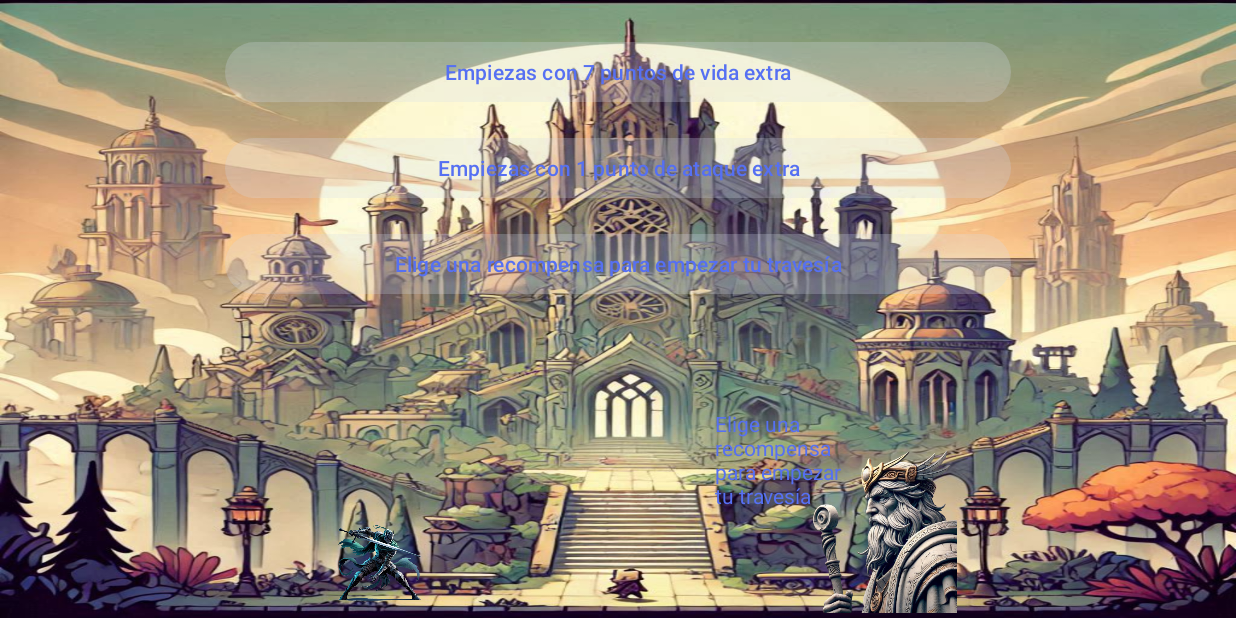
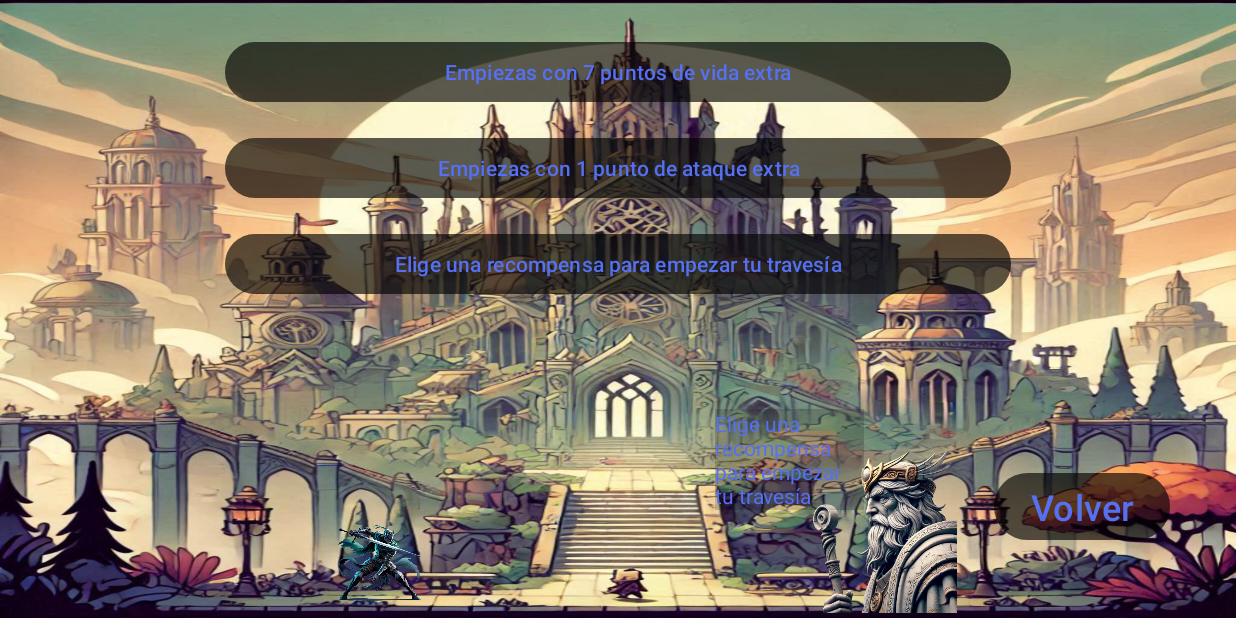
Before and after one commit to JaimeAmuedoJAH/Roguelite_cartas, an Android app: the ActivityPrimeraPantalla screen opened directly, with no data from a screen before it, on a phone screen of 824 x 412 dp (held sideways). Run offline under Robolectric (Android 15) with nearby library versions, the phone set to English and light mode, and no system bars.

Commit message:
Actualizacion de la app. Es un poco cutre pero las funcionalidades implementadas funcionan

```diff
--- a/app/src/main/java/com/jah/aplicacion_inventada/Vista/ActivityPrimeraPantalla.java
+++ b/app/src/main/java/com/jah/aplicacion_inventada/Vista/ActivityPrimeraPantalla.java
@@ -22,7 +22,7 @@ import java.util.List;
 
 public class ActivityPrimeraPantalla extends AppCompatActivity {
 
-    Button btnEleccion1, btnEleccion2, btnEleccion3;
+    Button btnEleccion1, btnEleccion2, btnEleccion3, btnVolver;
     MediaPlayer mediaPlayer;
     SoundPool soundPool;
     int sonidoCargado;
@@ -45,6 +45,14 @@ public class ActivityPrimeraPantalla extends AppCompatActivity {
             soundPool.play(sonidoCargado, 1, 1, 0, 0, 1);
             aumentarEstadistica(3);
         });
+
+        btnVolver.setOnClickListener(view -> volver());
+    }
+
+    private void volver() {
+        Intent volver = new Intent(getApplicationContext(), MainActivity.class);
+        finish();
+        startActivity(volver);
     }
 
     private void aumentarEstadistica(int seleccion) {
@@ -69,9 +77,9 @@ public class ActivityPrimeraPantalla extends AppCompatActivity {
         btnEleccion1 = findViewById(R.id.btnEleccion1);
         btnEleccion2 = findViewById(R.id.btnEleccion2);
         btnEleccion3 = findViewById(R.id.btnEleccion3);
+        btnVolver = findViewById(R.id.btnVolver);
         ControladorPersonaje.mazoInicial();
         ControladorPersonaje.personajeInicial();
-        ControladorEnemigo.enemigo1();
         mediaPlayer = MediaPlayer.create(getApplicationContext(), R.raw.musicajugando);
         mediaPlayer.setLooping(true);
         mediaPlayer.start();
--- a/app/src/main/res/layout-land/activity_pelea.xml
+++ b/app/src/main/res/layout-land/activity_pelea.xml
@@ -13,13 +13,13 @@
         android:layout_width="92dp"
         android:layout_height="60dp"
         android:layout_marginStart="280dp"
-        android:layout_marginBottom="92dp"
+        android:layout_marginBottom="84dp"
         app:layout_constraintBottom_toBottomOf="parent"
         app:layout_constraintStart_toStartOf="parent"
         app:srcCompat="@drawable/personaje" />
 
     <ImageView
-        android:id="@+id/imageView5"
+        android:id="@+id/imgEnemigo"
         android:layout_width="92dp"
         android:layout_height="60dp"
         android:layout_marginEnd="256dp"
@@ -47,7 +47,7 @@
         android:layout_marginEnd="256dp"
         android:layout_marginBottom="12dp"
         android:progressDrawable="@drawable/progress_drawable"
-        app:layout_constraintBottom_toTopOf="@+id/imageView5"
+        app:layout_constraintBottom_toTopOf="@+id/imgEnemigo"
         app:layout_constraintEnd_toEndOf="parent" />
 
     <Button
--- a/app/src/main/res/layout-land/activity_primera_pantalla.xml
+++ b/app/src/main/res/layout-land/activity_primera_pantalla.xml
@@ -7,6 +7,19 @@
     android:layout_height="match_parent"
     android:background="@drawable/fondo"
     tools:context=".Vista.ActivityPrimeraPantalla">
+
+    <Button
+        android:id="@+id/btnVolver"
+        android:layout_width="wrap_content"
+        android:layout_height="wrap_content"
+        android:layout_marginEnd="44dp"
+        android:layout_marginBottom="48dp"
+        android:backgroundTint="@color/background"
+        android:text="Volver"
+        android:textColor="@color/letras_color"
+        android:textSize="24sp"
+        app:layout_constraintBottom_toBottomOf="parent"
+        app:layout_constraintEnd_toEndOf="parent" />
 
     <ImageView
         android:id="@+id/imageView2"
@@ -34,7 +47,8 @@
         android:layout_height="0dp"
         android:layout_marginEnd="248dp"
         android:layout_marginBottom="72dp"
-        android:backgroundTint="@color/menu_color"
+        android:background="@color/background"
+        android:backgroundTint="@color/background"
         android:text="@string/dialogo_sabio"
         android:textColor="@color/letras_color"
         app:layout_constraintBottom_toBottomOf="parent"
@@ -47,7 +61,7 @@
         android:layout_marginStart="150dp"
         android:layout_marginTop="24dp"
         android:layout_marginEnd="150dp"
-        android:backgroundTint="@color/menu_color"
+        android:backgroundTint="@color/background"
         android:text="@string/eleccion1"
         android:textColor="@color/letras_color"
         app:layout_constraintEnd_toEndOf="parent"
@@ -61,7 +75,7 @@
         android:layout_marginStart="150dp"
         android:layout_marginTop="16dp"
         android:layout_marginEnd="150dp"
-        android:backgroundTint="@color/menu_color"
+        android:backgroundTint="@color/background"
         android:text="@string/eleccion2"
         android:textColor="@color/letras_color"
         app:layout_constraintEnd_toEndOf="parent"
@@ -75,7 +89,7 @@
         android:layout_marginStart="150dp"
         android:layout_marginTop="16dp"
         android:layout_marginEnd="150dp"
-        android:backgroundTint="@color/menu_color"
+        android:backgroundTint="@color/background"
         android:text="@string/dialogo_sabio"
         android:textColor="@color/letras_color"
         app:layout_constraintEnd_toEndOf="parent"
--- a/app/src/main/res/values/colors.xml
+++ b/app/src/main/res/values/colors.xml
@@ -7,4 +7,5 @@
     <color name="buttons_menu">#00D0DAE7</color>
     <color name="colorDescripcion">#FFFFFF</color>
     <color name="colordanio">#EF2D1F</color>
+    <color name="background">#67000000</color>
 </resources>
```
Also changed, not shown: app/src/main/java/com/jah/aplicacion_inventada/Controlador/ControladorEnemigo.java (+4 -4 lines), app/src/main/java/com/jah/aplicacion_inventada/Controlador/ControladorPersonaje.java (+21 -3 lines), app/src/main/java/com/jah/aplicacion_inventada/Modelo/FamiliaCarta/Habilidad.java (deleted, +0 -32 lines), app/src/main/java/com/jah/aplicacion_inventada/Vista/ActivityPelea.java (+19 -10 lines), app/src/main/res/layout-land/activity_main.xml (+5 -2 lines), app/src/main/res/layout-land/mazo.xml (+18 -21 lines).
